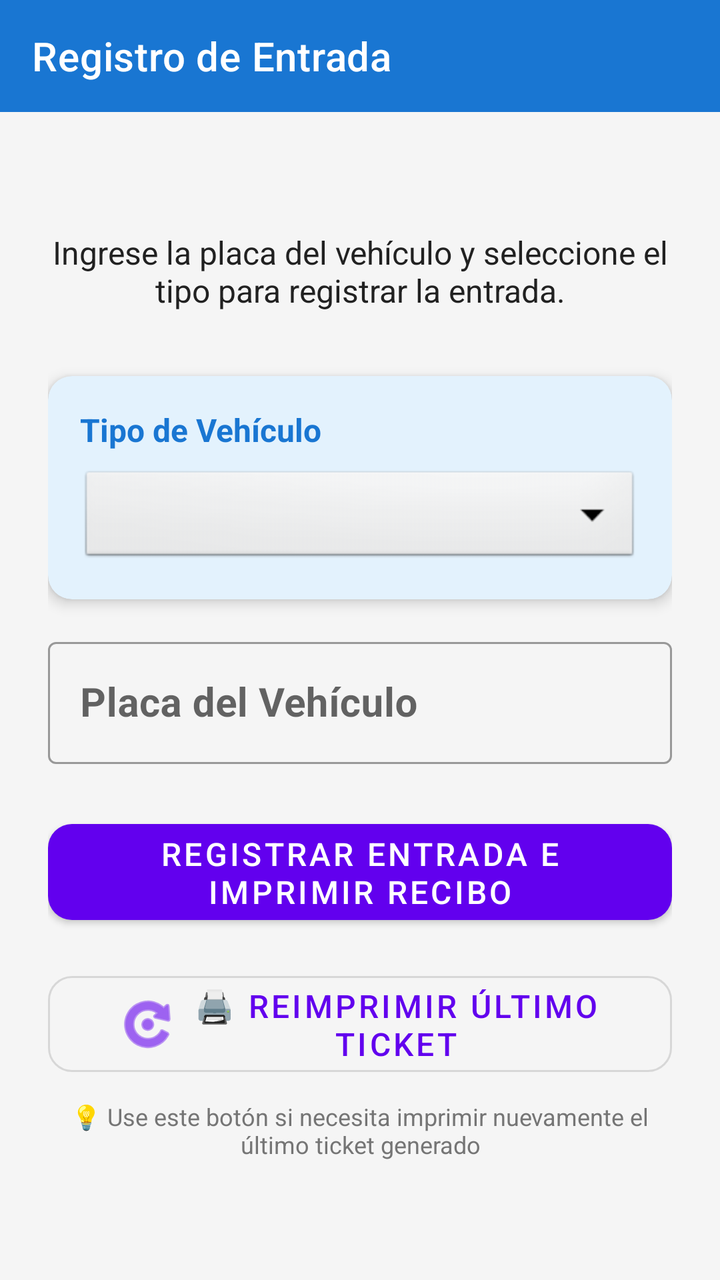
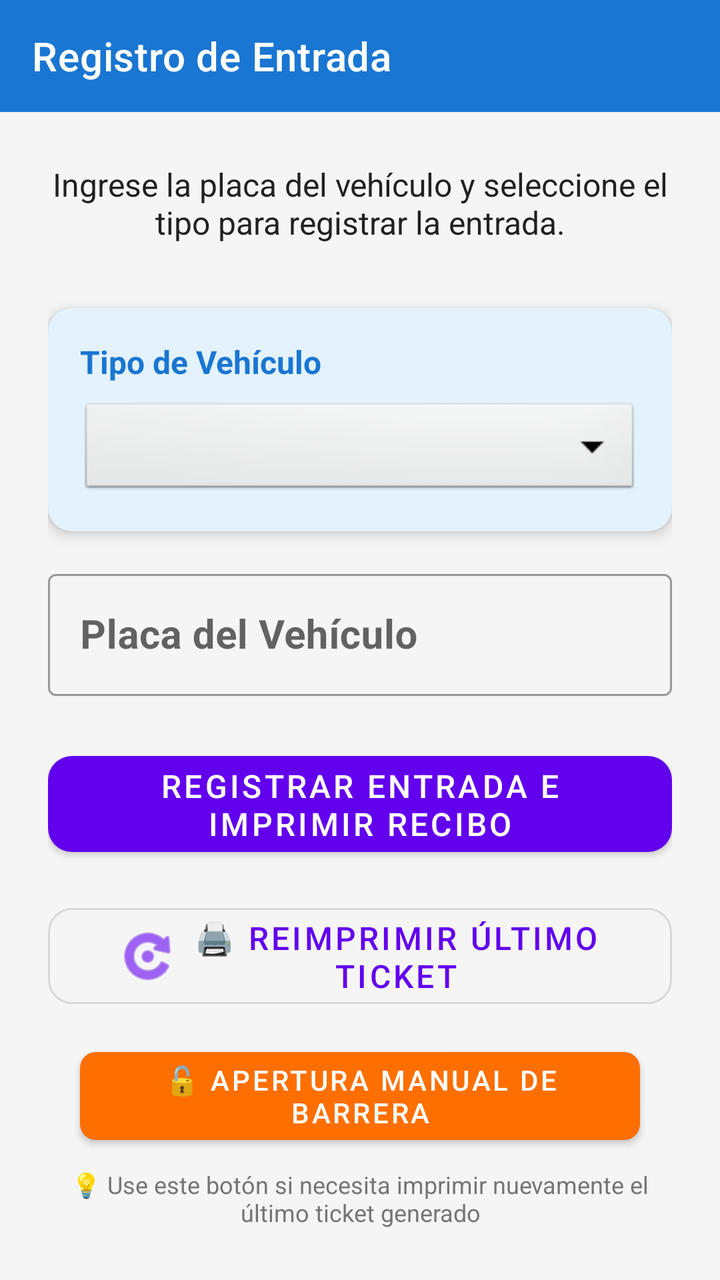

The first picture is an Android layout as it rendered before a commit; the second is the same layout after the commit. The layout source and the unified diff follow.
<!-- AndroidManifest.xml: application theme Theme.MaterialComponents.Light.NoActionBar -->
<!-- res/layout/activity_ingreso_vehiculo.xml -->
<?xml version="1.0" encoding="utf-8"?>
<LinearLayout xmlns:android="http://schemas.android.com/apk/res/android"
    xmlns:app="http://schemas.android.com/apk/res-auto"
    android:layout_width="match_parent"
    android:layout_height="match_parent"
    android:orientation="vertical"
    android:background="#F5F5F5">

    <com.google.android.material.appbar.AppBarLayout
        android:layout_width="match_parent"
        android:layout_height="wrap_content">

        <androidx.appcompat.widget.Toolbar
            android:id="@+id/toolbar"
            android:layout_width="match_parent"
            android:layout_height="?attr/actionBarSize"
            app:title="Registro de Entrada"
            app:titleTextColor="@android:color/white"
            android:background="#1976D2"/>
    </com.google.android.material.appbar.AppBarLayout>

    
    <FrameLayout
        android:layout_width="match_parent"
        android:layout_height="wrap_content">

        <ProgressBar
            android:id="@+id/progressBar"
            android:layout_width="wrap_content"
            android:layout_height="wrap_content"
            android:layout_gravity="center"
            android:layout_marginVertical="16dp"
            android:visibility="gone"/>
    </FrameLayout>

    <ScrollView
        android:layout_width="match_parent"
        android:layout_height="match_parent"
        android:fillViewport="true">

        <LinearLayout
            android:layout_width="match_parent"
            android:layout_height="wrap_content"
            android:orientation="vertical"
            android:padding="24dp"
            android:gravity="center">

            <TextView
                android:layout_width="wrap_content"
                android:layout_height="wrap_content"
                android:layout_marginBottom="32dp"
                android:text="Ingrese la placa del vehículo y seleccione el tipo para registrar la entrada."
                android:textAlignment="center"
                android:textColor="#212121"
                android:textSize="16sp" />

            
            <com.google.android.material.card.MaterialCardView
                android:layout_width="match_parent"
                android:layout_height="wrap_content"
                android:layout_marginBottom="16dp"
                app:cardCornerRadius="12dp"
                app:cardElevation="4dp"
                app:cardBackgroundColor="#E3F2FD">

                <LinearLayout
                    android:layout_width="match_parent"
                    android:layout_height="wrap_content"
                    android:orientation="vertical"
                    android:padding="16dp">

                    <TextView
                        android:layout_width="wrap_content"
                        android:layout_height="wrap_content"
                        android:text="Tipo de Vehículo"
                        android:textSize="16sp"
                        android:textStyle="bold"
                        android:textColor="#1976D2"
                        android:layout_marginBottom="8dp"/>

                    <Spinner
                        android:id="@+id/spinnerTipoVehiculo"
                        android:layout_width="match_parent"
                        android:layout_height="50dp"
                        android:background="@android:drawable/btn_dropdown"
                        android:padding="12dp"
                        android:spinnerMode="dropdown"/>

                    <TextView
                        android:id="@+id/tvInfoTarifa"
                        android:layout_width="wrap_content"
                        android:layout_height="wrap_content"
                        android:layout_marginTop="8dp"
                        android:text="Cargando tarifas..."
                        android:textSize="12sp"
                        android:textColor="#757575"
                        android:visibility="gone"/>
                </LinearLayout>
            </com.google.android.material.card.MaterialCardView>

            <com.google.android.material.textfield.TextInputLayout
                android:id="@+id/tilPlaca"
                android:layout_width="match_parent"
                android:layout_height="wrap_content"
                android:hint="Placa del Vehículo"
                style="@style/Widget.MaterialComponents.TextInputLayout.OutlinedBox"
                android:layout_marginBottom="24dp">

                <com.google.android.material.textfield.TextInputEditText
                    android:id="@+id/etPlaca"
                    android:layout_width="match_parent"
                    android:layout_height="wrap_content"
                    android:inputType="textCapCharacters"
                    android:maxLines="1"
                    android:textSize="20sp"
                    android:textStyle="bold" />
            </com.google.android.material.textfield.TextInputLayout>

            <com.google.android.material.button.MaterialButton
                android:id="@+id/btnRegistrarEntrada"
                android:layout_width="match_parent"
                android:layout_height="60dp"
                android:text="Registrar Entrada e Imprimir Recibo"
                android:textSize="16sp"
                app:cornerRadius="12dp"
                android:layout_marginBottom="16dp"/>

            <com.google.android.material.button.MaterialButton
                android:id="@+id/btnReimprimir"
                android:layout_width="match_parent"
                android:layout_height="60dp"
                android:text="🖨️ Reimprimir Último Ticket"
                android:textSize="16sp"
                app:cornerRadius="12dp"
                style="@style/Widget.MaterialComponents.Button.OutlinedButton"
                app:icon="@android:drawable/ic_menu_rotate"
                app:iconGravity="textStart"/>

            <TextView
                android:layout_width="wrap_content"
                android:layout_height="wrap_content"
                android:text="💡 Use este botón si necesita imprimir nuevamente el último ticket generado"
                android:textSize="12sp"
                android:textColor="#757575"
                android:textAlignment="center"
                android:layout_marginTop="8dp"/>
        </LinearLayout>
    </ScrollView>
</LinearLayout>
<!-- resources referenced by this layout -->
<resources>

</resources>

<!-- the commit's change to res/layout/activity_ingreso_vehiculo.xml (unified diff, before → after) -->
@@ -136,6 +136,19 @@
                 app:icon="@android:drawable/ic_menu_rotate"
                 app:iconGravity="textStart"/>
 
+            <com.google.android.material.button.MaterialButton
+                android:id="@+id/btnAperturaManualEntrada"
+                android:layout_width="match_parent"
+                android:layout_height="56dp"
+                android:layout_marginStart="16dp"
+                android:layout_marginEnd="16dp"
+                android:layout_marginTop="12dp"
+                android:text="🔓 APERTURA MANUAL DE BARRERA"
+                android:textSize="14sp"
+                android:textColor="@android:color/white"
+                app:backgroundTint="#FF6F00"
+                app:cornerRadius="8dp" />
+
             <TextView
                 android:layout_width="wrap_content"
                 android:layout_height="wrap_content"
